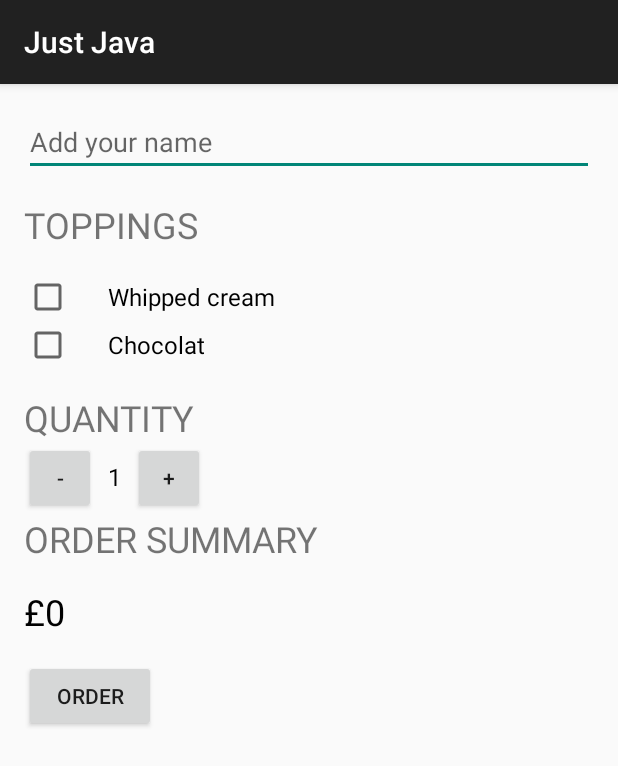
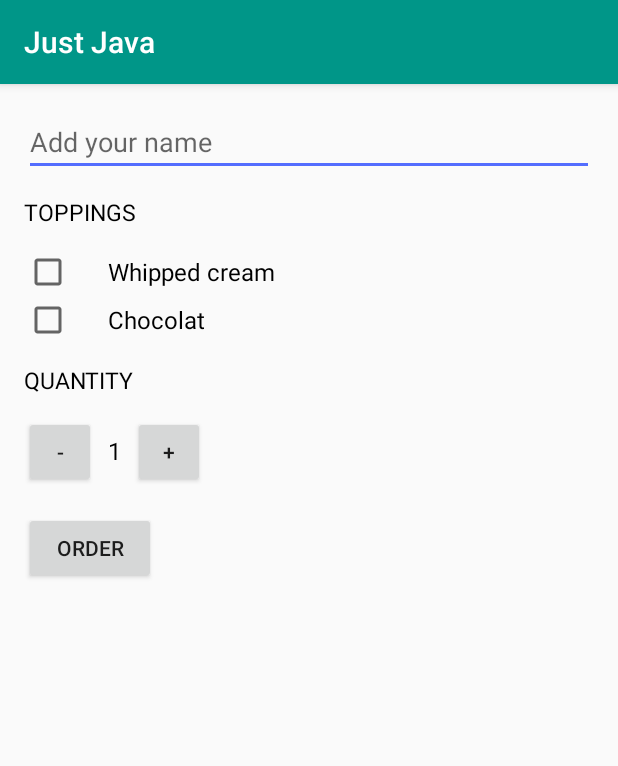
Before and after one commit to steevex35/JustJava, an Android app: the screen it shows after launch (MainActivity), on a phone screen of 412 x 824 dp. Shown: the top 766 px of the screen. Run offline under Robolectric (Android 15) with nearby library versions, the phone set to English and light mode, and no system bars.

Commit message:
Basic Android Knowlege

```diff
--- a/app/src/main/java/com/steevesobiangndam/justjava/MainActivity.java
+++ b/app/src/main/java/com/steevesobiangndam/justjava/MainActivity.java
@@ -2,6 +2,7 @@ package com.steevesobiangndam.justjava;
 
 import android.content.Context;
 import android.content.Intent;
+import android.net.Uri;
 import android.os.Bundle;
 import android.support.v7.app.AppCompatActivity;
 import android.view.View;
@@ -76,7 +77,8 @@ public class MainActivity extends AppCompatActivity {
         //Log.v("MainActivity","check -->"+hasWhippedcream);
         int price=calculatePrice(quantity, hasWhippedcream, haschocolat);
         String priceMessage=createOrderSummary(quantity, nameString,price,hasWhippedcream,haschocolat);
-        displayMessage(priceMessage);
+        //displayMessage(priceMessage);
+
         //pour envoyer la facture en email
         Intent intent = new Intent(Intent.ACTION_SEND);
         intent.setType("text/html");
@@ -126,9 +128,9 @@ public class MainActivity extends AppCompatActivity {
      * This method displays the given text on the screen.
      */
     private void displayMessage(String message) {
-        TextView orderSummaryTextView = (TextView) findViewById(R.id.order_summary_text_view);
+        //TextView orderSummaryTextView = (TextView) findViewById(R.id.order_summary_text_view);
 
 
-        orderSummaryTextView.setText(message);
+        //orderSummaryTextView.setText(message);
     }
 }
--- a/app/src/main/res/layout/activity_main.xml
+++ b/app/src/main/res/layout/activity_main.xml
@@ -18,16 +18,12 @@
             android:id="@+id/name_EditText"
             android:layout_width="match_parent"
             android:layout_height="match_parent"
-            android:layout_marginBottom="16dp"
             android:hint="Add your name"/>
 
         <TextView
+            style="@style/HeaderTextStyle"
             android:text="Toppings"
-            android:textSize="24sp"
-            android:layout_marginBottom="16dp"
-            android:layout_width="wrap_content"
-            android:layout_height="wrap_content"
-            android:textAllCaps="true"/>
+            />
         <CheckBox
             android:id="@+id/whipped_cream_checkbox"
             android:textSize="16sp"
@@ -44,12 +40,8 @@
             android:text="Chocolat"/>
 
         <TextView
-            android:text="@string/quantity"
-            android:textSize="24sp"
-            android:layout_marginTop="16dp"
-            android:layout_width="wrap_content"
-            android:layout_height="wrap_content"
-            android:textAllCaps="true"/>
+            style="@style/HeaderTextStyle"
+            android:text="@string/quantity" />
         <LinearLayout
             android:layout_width="wrap_content"
             android:layout_height="wrap_content"
@@ -76,23 +68,10 @@
                 android:onClick="increment"/>
         </LinearLayout>
 
-        <TextView
-            android:layout_width="wrap_content"
-            android:layout_height="wrap_content"
-            android:textSize="24sp"
-            android:textAllCaps="true"
-            android:text="Order Summary"/>
-        <TextView
-            android:id="@+id/order_summary_text_view"
-            android:layout_width="wrap_content"
-            android:layout_height="wrap_content"
+
+
+        <Button
             android:layout_marginTop="16dp"
-            android:layout_marginBottom="16dp"
-            android:textColor="#000000"
-            android:textSize="24sp"
-            android:textAllCaps="false"
-            android:text="£0"/>
-        <Button
             android:layout_width="wrap_content"
             android:layout_height="wrap_content"
             android:onClick="submitOrder"
--- a/app/src/main/res/values/styles.xml
+++ b/app/src/main/res/values/styles.xml
@@ -3,6 +3,17 @@
     <!-- Base application theme. -->
     <style name="AppTheme" parent="Theme.AppCompat.Light.DarkActionBar">
         <!-- Customize your theme here. -->
+        <item name="colorPrimary">#009688</item>
+        <item name="colorPrimaryDark">#00796B</item>
+        <item name="colorAccent">#536DFE</item>
     </style>
-
+    <style name="HeaderTextStyle" >
+        <item name="android:textSize">15sp</item>
+        <item name="android:textColor">#000000</item>
+        <item name="android:textStyle">normal</item>
+        <item name="android:layout_width">wrap_content</item>
+        <item name="android:layout_height">48dp</item>
+        <item name="android:gravity">center_vertical</item>
+        <item name="android:textAllCaps">true</item>
+    </style>
 </resources>
```
